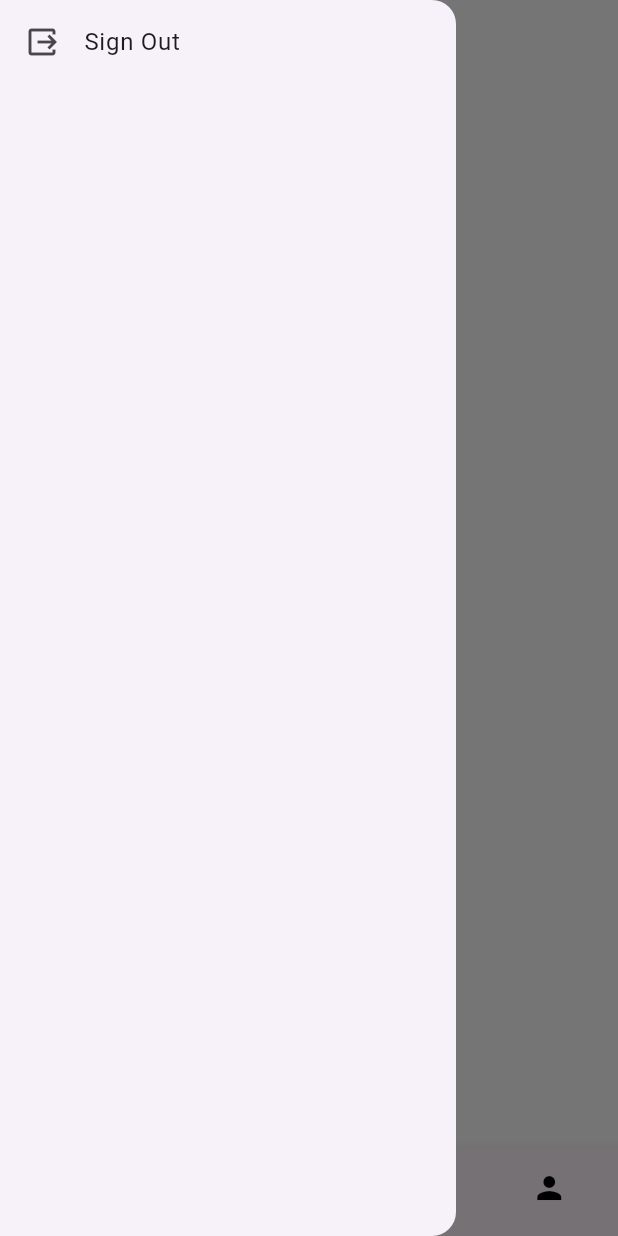
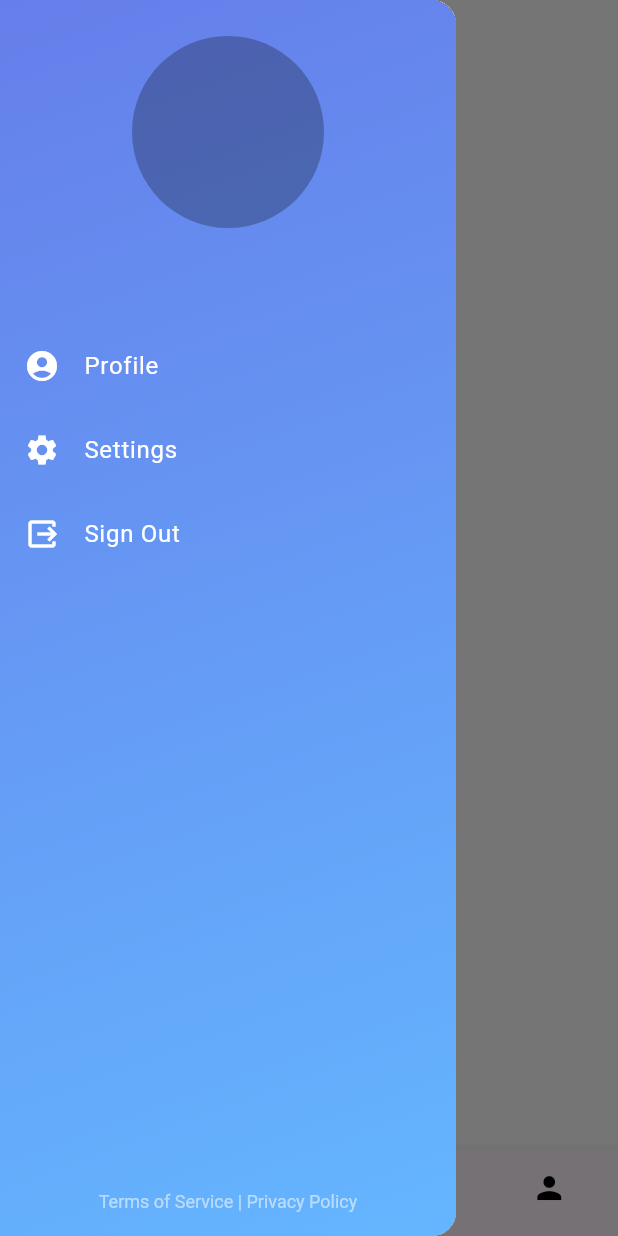
Before and after one commit to a7iiid/PTMA, a Flutter app: the HomePage screen opened by its route, item 3 of the bottom bar chosen, with the side drawer open, on a phone screen of 412 x 824 dp. Run offline on Flutter 3.47's test engine with Material 3 defaults, Android fonts, the phone set to English and light mode, and no system bars; our stand-ins replace bloc, cloud_firestore, dartz, dio, firebase_auth, firebase_core and 9 more; missing offline and left inert: flutter_barcode_scanner, flutter_polyline_points, flutter_stripe, font_awesome_icon_class; accounts and stored records are empty; project files that could hold a hidden picture were left out.

Commit message:
add advance drawer

```diff
--- a/lib/drawer/drawer.dart
+++ b/lib/drawer/drawer.dart
@@ -4,8 +4,6 @@ import 'package:flutter/material.dart';
 import 'package:go_router/go_router.dart';
 
 import '../core/utils/rout.dart';
-// import 'package:flutter_advanced_drawer/flutter_advanced_drawer.dart';
-import 'package:flutter_slider_drawer/flutter_slider_drawer.dart';
 
 class CustomeDrawer extends StatelessWidget {
   const CustomeDrawer({super.key});
@@ -13,8 +11,45 @@ class CustomeDrawer extends StatelessWidget {
   @override
   Widget build(BuildContext context) {
     return Drawer(
+      child: SafeArea(
+        child: Container(
+          decoration: const BoxDecoration(
+            // Add a background color or gradient
+            gradient: LinearGradient(
+              begin: Alignment.topLeft,
+              end: Alignment.bottomRight,
+              colors: [Color(0xff667eea), Color(0xff64b6ff)],
+            ),
+          ),
+          child: ListTileTheme(
+            textColor: Colors.white,
+            iconColor: Colors.white,
             child: Column(
+              mainAxisSize: MainAxisSize.max,
               children: [
+                Container(
+                  width: 128.0,
+                  height: 128.0,
+                  margin: const EdgeInsets.only(
+                    top: 24.0,
+                    bottom: 64.0,
+                  ),
+                  clipBehavior: Clip.antiAlias,
+                  decoration: BoxDecoration(
+                    color: Colors.black26,
+                    shape: BoxShape.circle,
+                  ),
+                ),
+                ListTile(
+                  onTap: () {},
+                  leading: Icon(Icons.account_circle_rounded),
+                  title: Text('Profile'),
+                ),
+                ListTile(
+                  onTap: () {},
+                  leading: Icon(Icons.settings),
+                  title: Text('Settings'),
+                ),
                 ListTile(
                   title: Text("Sign Out"),
                   leading: Icon(Icons.output_outlined),
@@ -23,151 +58,25 @@ class CustomeDrawer extends StatelessWidget {
                         await FirebaseAuth.instance.signOut().then((value) =>
                             GoRouter.of(context).push(Routes.kSigninScreen));
                   },
-          )
+                ),
+                Spacer(),
+                DefaultTextStyle(
+                  style: TextStyle(
+                    fontSize: 12,
+                    color: Colors.white54,
+                  ),
+                  child: Container(
+                    margin: const EdgeInsets.symmetric(
+                      vertical: 16.0,
+                    ),
+                    child: Text('Terms of Service | Privacy Policy'),
+                  ),
+                ),
               ],
+            ),
+          ),
+        ),
       ),
     );
   }
 }
-
-// class MyApp extends StatelessWidget {
-//   @override
-//   Widget build(BuildContext context) {
-//     return MaterialApp(
-//       home: HomeScreen(),
-//     );
-//   }
-// // }
-
-// class HomeScreen extends StatefulWidget {
-//   @override
-//   _HomeScreenState createState() => _HomeScreenState();
-// }
-
-// class _HomeScreenState extends State<HomeScreen> {
-//   final _advancedDrawerController = AdvancedDrawerController();
-
-//   @override
-//   Widget build(BuildContext context) {
-//     return AdvancedDrawer(
-//       backdrop: Container(
-//         width: double.infinity,
-//         height: double.infinity,
-//         decoration: BoxDecoration(
-//           gradient: LinearGradient(
-//             begin: Alignment.topLeft,
-//             end: Alignment.bottomRight,
-//             colors: [Colors.blueGrey, Colors.blueGrey.withOpacity(0.2)],
-//           ),
-//         ),
-//       ),
-//       controller: _advancedDrawerController,
-//       animationCurve: Curves.easeInOut,
-//       animationDuration: const Duration(milliseconds: 300),
-//       animateChildDecoration: true,
-//       rtlOpening: false,
-//       // openScale: 1.0,
-//       disabledGestures: false,
-//       childDecoration: const BoxDecoration(
-//         // NOTICE: Uncomment if you want to add shadow behind the page.
-//         // Keep in mind that it may cause animation jerks.
-//         // boxShadow: <BoxShadow>[
-//         //   BoxShadow(
-//         //     color: Colors.black12,
-//         //     blurRadius: 0.0,
-//         //   ),
-//         // ],
-//         borderRadius: const BorderRadius.all(Radius.circular(16)),
-//       ),
-//       child: Scaffold(
-//         appBar: AppBar(
-//           title: const Text('Advanced Drawer Example'),
-//           leading: IconButton(
-//             onPressed: _handleMenuButtonPressed,
-//             icon: ValueListenableBuilder<AdvancedDrawerValue>(
-//               valueListenable: _advancedDrawerController,
-//               builder: (_, value, __) {
-//                 return AnimatedSwitcher(
-//                   duration: Duration(milliseconds: 250),
-//                   child: Icon(
-//                     value.visible ? Icons.clear : Icons.menu,
-//                     key: ValueKey<bool>(value.visible),
-//                   ),
-//                 );
-//               },
-//             ),
-//           ),
-//         ),
-//         body: Container(),
-//       ),
-//       drawer: SafeArea(
-//         child: Container(
-//           child: ListTileTheme(
-//             textColor: Colors.white,
-//             iconColor: Colors.white,
-//             child: Column(
-//               mainAxisSize: MainAxisSize.max,
-//               children: [
-//                 Container(
-//                   width: 128.0,
-//                   height: 128.0,
-//                   margin: const EdgeInsets.only(
-//                     top: 24.0,
-//                     bottom: 64.0,
-//                   ),
-//                   clipBehavior: Clip.antiAlias,
-//                   decoration: BoxDecoration(
-//                     color: Colors.black26,
-//                     shape: BoxShape.circle,
-//                   ),
-//                   child: Image.asset(
-//                     'assets/images/flutter_logo.png',
-//                   ),
-//                 ),
-//                 ListTile(
-//                   onTap: () {},
-//                   leading: Icon(Icons.home),
-//                   title: Text('Home'),
-//                 ),
-//                 ListTile(
-//                   onTap: () {},
-//                   leading: Icon(Icons.account_circle_rounded),
-//                   title: Text('Profile'),
-//                 ),
-//                 ListTile(
-//                   onTap: () {},
-//                   leading: Icon(Icons.favorite),
-//                   title: Text('Favourites'),
-//                 ),
-//                 ListTile(
-//                   onTap: () {},
-//                   leading: Icon(Icons.settings),
-//                   title: Text('Settings'),
-//                 ),
-//                 Spacer(),
-//                 DefaultTextStyle(
-//                   style: TextStyle(
-//                     fontSize: 12,
-//                     color: Colors.white54,
-//                   ),
-//                   child: Container(
-//                     margin: const EdgeInsets.symmetric(
-//                       vertical: 16.0,
-//                     ),
-//                     child: Text('Terms of Service | Privacy Policy'),
-//                   ),
-//                 ),
-//               ],
-//             ),
-//           ),
-//         ),
-//       ),
-//     );
-//   }
-
-//   void _handleMenuButtonPressed() {
-//     // NOTICE: Manage Advanced Drawer state through the Controller.
-//     // _advancedDrawerController.value = AdvancedDrawerValue.visible();
-//     _advancedDrawerController.showDrawer();
-//   }
-// }
--- a/lib/feture/home/presentation/manger/cubit/app_cubit.dart
+++ b/lib/feture/home/presentation/manger/cubit/app_cubit.dart
@@ -1,5 +1,6 @@
 import 'package:bloc/bloc.dart';
 import 'package:flutter/material.dart';
+import 'package:flutter_advanced_drawer/flutter_advanced_drawer.dart';
 import 'package:flutter_bloc/flutter_bloc.dart';
 import 'package:meta/meta.dart';
 import 'package:ptma/core/utils/ApiServes/map_service.dart';
@@ -16,9 +17,12 @@ class AppCubit extends Cubit<AppState> {
   AppCubit() : super(AppInitial());
   static get(context) => BlocProvider.of<AppCubit>(context);
   int selectedPage = 0;
+  bool isDisposed = false;
+  AdvancedDrawerController advancedDrawerController =
+      AdvancedDrawerController();
 
-  List<Widget> pages = const [
-    MainHomePage(),
+  List<Widget> pages = [
+    HomeBody(),
     PaymentDetails(),
     TripHistoryPage(),
     ProfilePage()
@@ -52,8 +56,13 @@ class AppCubit extends Cubit<AppState> {
   ];
 
   Widget onTapNav(int index) {
-    if (index != 0) {
+    if (index != 0 && !isDisposed) {
       MapService.positionStream?.cancel();
+      advancedDrawerController.dispose();
+      isDisposed = !isDisposed;
+    } else if (index == 0) {
+      advancedDrawerController = AdvancedDrawerController();
+      isDisposed = false;
     }
 
     selectedPage = index;
--- a/lib/feture/home/presentation/view/widget/home_body.dart
+++ b/lib/feture/home/presentation/view/widget/home_body.dart
@@ -1,23 +1,31 @@
 import 'package:flutter/cupertino.dart';
 import 'package:flutter/material.dart';
 import 'package:flutter/widgets.dart';
+import 'package:flutter_advanced_drawer/flutter_advanced_drawer.dart';
 import 'package:flutter_svg/svg.dart';
 import 'package:go_router/go_router.dart';
 import 'package:ptma/core/utils/images.dart';
 import 'package:ptma/core/widget/custom_button.dart';
+import 'package:ptma/drawer/drawer.dart';
 import 'package:ptma/feture/google_map/view/homemap.dart';
+import 'package:ptma/feture/home/presentation/manger/cubit/app_cubit.dart';
 import 'package:ptma/feture/home/presentation/view/widget/head_home_page.dart';
 
 import '../../../../../core/utils/rout.dart';
 
-class MainHomePage extends StatelessWidget {
-  const MainHomePage({
+class HomeBody extends StatelessWidget {
+  HomeBody({
     super.key,
   });
 
   @override
   Widget build(BuildContext context) {
-    return Column(
+    return AdvancedDrawer(
+      controller: AppCubit.get(context).advancedDrawerController,
+      backdropColor: Colors.blueGrey,
+      drawer: CustomeDrawer(), // Your custom drawer widget
+      child: Scaffold(
+        body: Column(
           children: [
             Stack(
               clipBehavior: Clip.none,
@@ -25,7 +33,7 @@ class MainHomePage extends StatelessWidget {
                 const HeadHomePage(),
                 GestureDetector(
                   onTap: () {
-                Scaffold.of(context).openDrawer();
+                    AppCubit.get(context).advancedDrawerController.showDrawer();
                   },
                   child: Padding(
                     padding: const EdgeInsets.only(top: 50, left: 20),
@@ -39,7 +47,8 @@ class MainHomePage extends StatelessWidget {
                   child: Container(
                     decoration: const ShapeDecoration(
                         shape: RoundedRectangleBorder(
-                        borderRadius: BorderRadius.all(Radius.circular(50))),
+                            borderRadius:
+                                BorderRadius.all(Radius.circular(50))),
                         color: Colors.amber),
                     height: MediaQuery.sizeOf(context).height * .45,
                     width: MediaQuery.sizeOf(context).width * .7,
@@ -57,6 +66,8 @@ class MainHomePage extends StatelessWidget {
                   GoRouter.of(context).push(Routes.kSelectRouts);
                 })
           ],
+        ),
+      ),
     );
   }
 }
--- a/pubspec.yaml
+++ b/pubspec.yaml
@@ -33,8 +33,7 @@ dependencies:
   google_maps_flutter: ^2.6.0
   location: ^5.0.3
   shared_preferences: ^2.2.2
-  flutter_slider_drawer: ^2.1.3
-
+  flutter_advanced_drawer: ^1.3.6
 dev_dependencies:
   flutter_lints: ^3.0.1
   flutter_test:
```
Also changed, not shown: pubspec.lock. Lines whose indentation alone changed are shown as unchanged.
